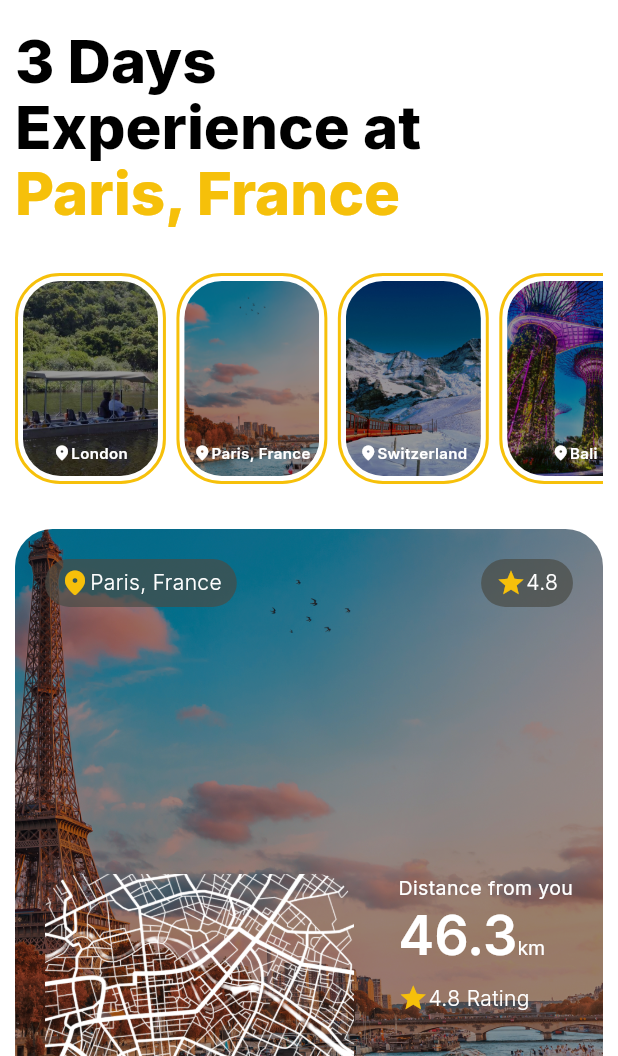
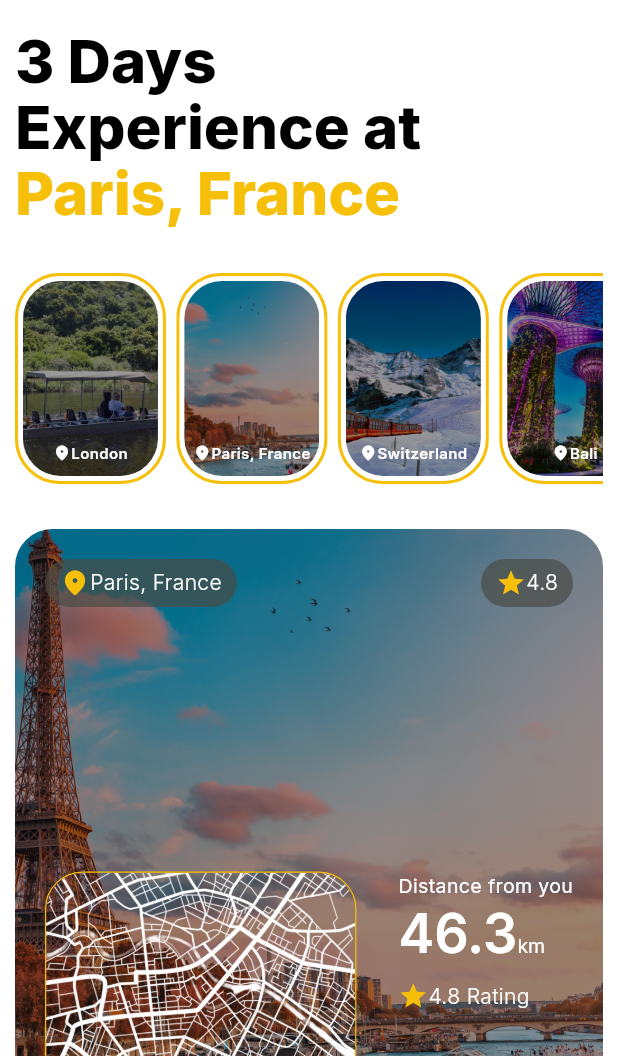
Before and after one commit to kwakyebrilliant/VoyageAI, a Flutter app: the screen it shows after launch, after a tap on "TRAVEL", on a phone screen of 412 x 824 dp, the part 180-1236 px from its top. Run offline on Flutter 3.47's test engine with Material 3 defaults, Android fonts, the phone set to English and light mode, and no system bars; our stand-ins replace country_picker, flutter_typeahead, google_fonts.

Commit message:
details updates

```diff
--- a/lib/screens/detail_screen.dart
+++ b/lib/screens/detail_screen.dart
@@ -348,14 +348,24 @@ class DetailScreen extends StatelessWidget {
                               Row(
                                 crossAxisAlignment: CrossAxisAlignment.start,
                                 children: [
-                                  ClipRRect(
+                                  Container(
+                                    decoration: BoxDecoration(
+                                      borderRadius: BorderRadius.circular(25.0),
+                                      border: Border.all(
+                                        color: const Color(0xFFF6C00A),
+                                        width: 0.8,
+                                      ),
+                                    ),
+                                    child: ClipRRect(
                                       borderRadius: BorderRadius.circular(25.0),
                                       child: Image.asset(
                                         "assets/images/map_vector.png",
                                         height: 150.0,
                                         width:
-                                          MediaQuery.of(context).size.width / 2,
+                                            MediaQuery.of(context).size.width /
+                                                2,
                                         fit: BoxFit.cover,
+                                      ),
                                     ),
                                   ),
                                 ],
@@ -397,7 +407,7 @@ class DetailScreen extends StatelessWidget {
                                     ),
                                   ),
 
-                                  // Rating rown in a paddding
+                                  // Call row in a paddding
                                   Padding(
                                     padding: const EdgeInsets.only(
                                       top: 10.0,
```
Lines whose indentation alone changed are shown as unchanged.
